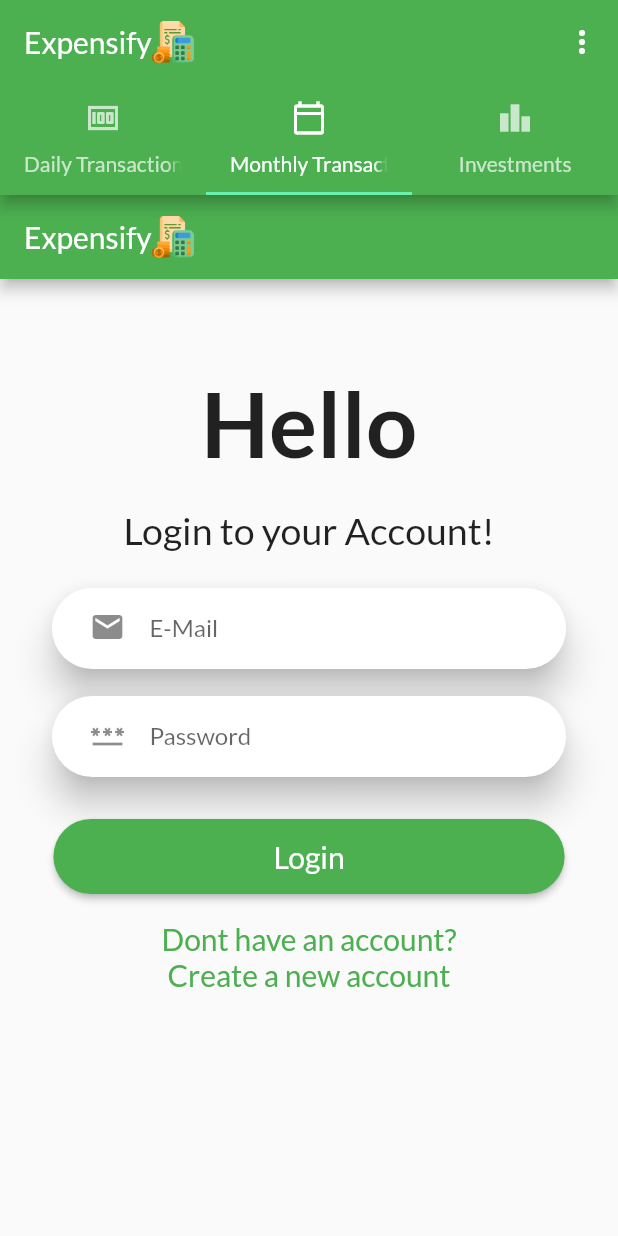
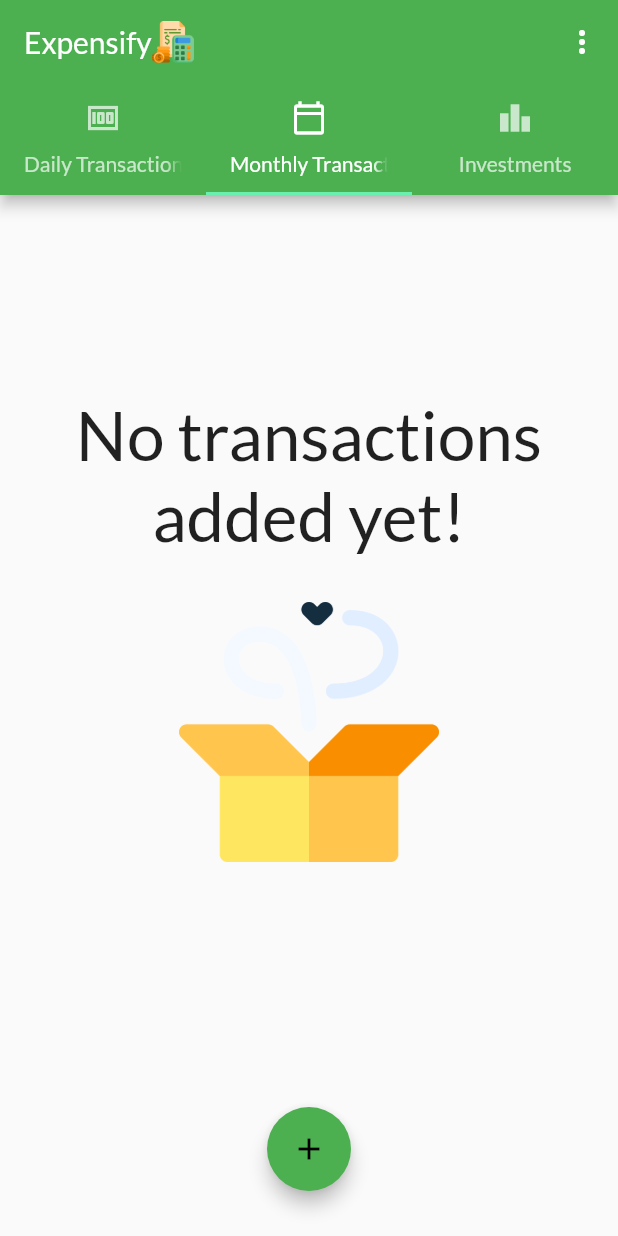
Before and after one commit to ArerehRaj/flutter_app_expensify, a Flutter app: the TabBarScreen screen opened directly, tab 2 chosen, on a phone screen of 412 x 824 dp. Run offline on Flutter 3.47's test engine with Material 2 defaults, Android fonts, the phone set to English and light mode, and no system bars; our stand-ins replace shared_preferences; accounts and stored records are empty; network calls fail.

Commit message:
Created a widget to show the message for no transactions in daily as well as monthly and also set up the monthly transactions screen

```diff
--- a/lib/main.dart
+++ b/lib/main.dart
@@ -21,15 +21,25 @@
         ),
         // Proxy Provider for Authentication and Transactions both
         ChangeNotifierProxyProvider<Auth, Transactions>(
-          update: (ctx, auth, previousTransactions) => Transactions(
+          update: (ctx, auth, previousTransactions) => Transactions.daily(
             auth.token,
             auth.userID,
             previousTransactions == null
                 ? []
                 : previousTransactions.getTransactions,
           ),
-          create: (_) => Transactions('', '', []),
-        )
+          create: (_) => Transactions.daily('', '', []),
+        ),
+        ChangeNotifierProxyProvider<Auth, Transactions>(
+          update: (ctx, auth, previousTransactions) => Transactions.monthly(
+            auth.token,
+            auth.userID,
+            previousTransactions == null
+                ? []
+                : previousTransactions.getMonthlyTransactions,
+          ),
+          create: (_) => Transactions.monthly('', '', []),
+        ),
       ],
       // Consumer set up for authentication incase of
       //changes in screen during authentication
--- a/lib/providers/transactions.dart
+++ b/lib/providers/transactions.dart
@@ -1,3 +1,4 @@
+import 'package:expensify_app/widgets/transaction_item.dart';
 import 'package:flutter/cupertino.dart';
 import 'package:http/http.dart' as http;
 import 'dart:convert';
@@ -22,25 +23,36 @@
 
 class Transactions with ChangeNotifier {
   // List of Transactions
-  List<TransactionItem> _transactions = [];
+  List<TransactionItem> _dailyTransactions = [];
+  List<TransactionItem> _monthlyTransactions = [];
 
   final String token;
   final String userId;
 
-  Transactions(
+  Transactions.daily(
     this.token,
     this.userId,
-    this._transactions,
+    this._dailyTransactions,
   );
 
-  // get function to get the copy of transaction list
+  Transactions.monthly(
+    this.token,
+    this.userId,
+    this._monthlyTransactions,
+  );
+
+  // get function to get the copy of daily transaction list
   List<TransactionItem> get getTransactions {
-    return [..._transactions];
+    return [..._dailyTransactions];
+  }
+
+  List<TransactionItem> get getMonthlyTransactions {
+    return [..._monthlyTransactions];
   }
 
   // get function to get the Transaction item object from the list
   TransactionItem getTransactionById(String id) {
-    return _transactions.firstWhere((transaction) => transaction.id == id);
+    return _dailyTransactions.firstWhere((transaction) => transaction.id == id);
   }
 
   // async function to add a new transaction over firebase
@@ -64,7 +76,7 @@
     );
     // adding the transaction in transaction
     //list to render over the user's UI
-    _transactions.add(
+    _dailyTransactions.add(
       TransactionItem(
         id: json.decode(response.body)['name'],
         title: title,
@@ -120,7 +132,7 @@
 
     // setting the loaded transactions to our class
     // transaction list which is used over the app
-    _transactions = loadedTransactions;
+    _dailyTransactions = loadedTransactions;
     notifyListeners();
   }
 
@@ -129,10 +141,10 @@
   Future<void> deleteTransaction(String id) async {
     // getting the index of that transaction from transaction list
     final existingTransactionIndex =
-        _transactions.indexWhere((trx) => trx.id == id);
+        _dailyTransactions.indexWhere((trx) => trx.id == id);
 
     // fetching the transaction item object from our class transaction list
-    var existingTransaction = _transactions[existingTransactionIndex];
+    var existingTransaction = _dailyTransactions[existingTransactionIndex];
 
     // url to delete that particular transaction of the user from the firebase
     final url = Uri.parse(
@@ -140,7 +152,7 @@
 
     // removing the transaction from our class
     // transaction list and updating the UI
-    _transactions.removeAt(existingTransactionIndex);
+    _dailyTransactions.removeAt(existingTransactionIndex);
     notifyListeners();
 
     // sending the delete request over firebase
@@ -149,7 +161,7 @@
     // if the response status code is greater than 400 then there is error in request
     // so dont delete the transaction and add it once again in the list and update user's UI
     if (response.statusCode >= 400) {
-      _transactions.insert(existingTransactionIndex, existingTransaction);
+      _dailyTransactions.insert(existingTransactionIndex, existingTransaction);
       notifyListeners();
 
       // throw exception here
--- /dev/null
+++ b/lib/screens/monthly_transactions.dart
@@ -0,0 +1,40 @@
+import 'package:flutter/material.dart';
+import 'package:provider/provider.dart';
+
+import '../providers/transactions.dart';
+import '../widgets/no_transactions.dart';
+
+class MonthlyTransactions extends StatefulWidget {
+  const MonthlyTransactions({Key? key}) : super(key: key);
+
+  @override
+  State<MonthlyTransactions> createState() => _MonthlyTransactionsState();
+}
+
+class _MonthlyTransactionsState extends State<MonthlyTransactions> {
+  @override
+  Widget build(BuildContext context) {
+    final monthlyTransactionData = Provider.of<Transactions>(context);
+    return Column(
+      mainAxisAlignment: MainAxisAlignment.center,
+      children: [
+        monthlyTransactionData.getMonthlyTransactions.isEmpty
+            ? const NoTransactions()
+            : const Center(
+                child: Text('Monthly Transactions'),
+              ),
+        Padding(
+          padding: const EdgeInsets.all(30),
+          child: FloatingActionButton(
+            onPressed: () {},
+            child: const Icon(
+              Icons.add,
+            ),
+            elevation: 5,
+            backgroundColor: Theme.of(context).primaryColor,
+          ),
+        ),
+      ],
+    );
+  }
+}
--- a/lib/screens/tab_bar_screen.dart
+++ b/lib/screens/tab_bar_screen.dart
@@ -4,6 +4,7 @@
 import '../providers/auth.dart';
 import '../screens/auth_screen.dart';
 import '../screens/daily_transactions.dart';
+import '../screens/monthly_transactions.dart';
 
 class TabBarScreen extends StatefulWidget {
   @override
@@ -79,7 +80,7 @@
         body: TabBarView(
           children: [
             DailyTransactions(),
-            const AuthScreen(),
+            const MonthlyTransactions(),
             const AuthScreen(),
           ],
         ),
--- /dev/null
+++ b/lib/widgets/no_transactions.dart
@@ -0,0 +1,40 @@
+import 'package:flutter/material.dart';
+
+class NoTransactions extends StatelessWidget {
+  const NoTransactions({Key? key}) : super(key: key);
+
+  @override
+  Widget build(BuildContext context) {
+    return Expanded(
+      child: LayoutBuilder(
+        builder: (ctx, constraints) {
+          return Column(
+            mainAxisAlignment: MainAxisAlignment.center,
+            crossAxisAlignment: CrossAxisAlignment.center,
+            children: [
+              const Text(
+                'No transactions added yet!',
+                style: TextStyle(
+                  fontFamily: 'Lato',
+                  fontWeight: FontWeight.normal,
+                  fontSize: 45,
+                ),
+                textAlign: TextAlign.center,
+              ),
+              const SizedBox(
+                height: 30,
+              ),
+              Container(
+                height: constraints.maxHeight * 0.3,
+                child: Image.asset(
+                  'assets/images/emptyBox.png',
+                  fit: BoxFit.fill,
+                ),
+              ),
+            ],
+          );
+        },
+      ),
+    );
+  }
+}
```
Also changed, not shown: lib/screens/daily_transactions.dart (+3 -32 lines).
